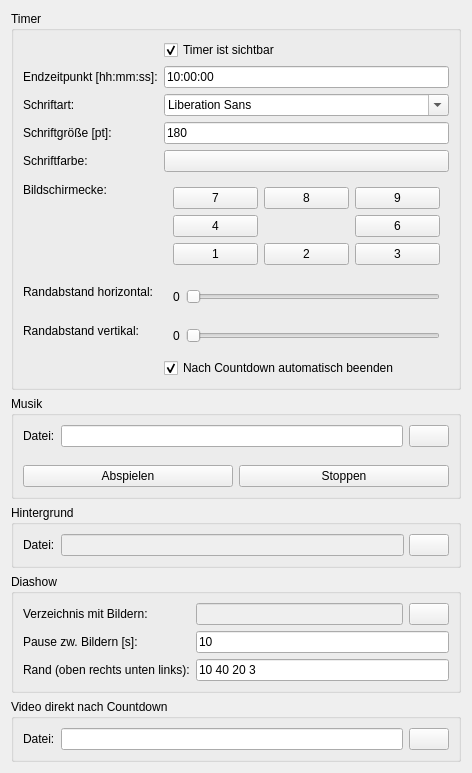
wulmer/CountdownApp, file config.ui: the form before one commit.
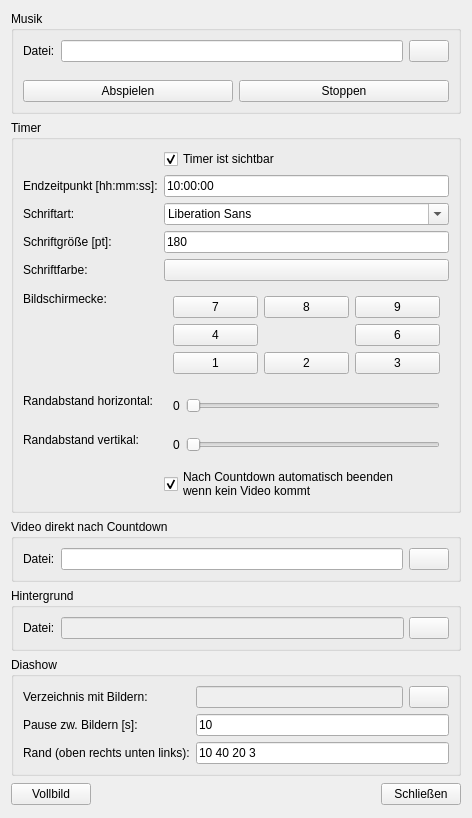
The form after the commit.

The edit to the form file:
```diff
--- a/config.ui
+++ b/config.ui
@@ -7,13 +7,80 @@
     <x>0</x>
     <y>0</y>
     <width>472</width>
-    <height>744</height>
+    <height>818</height>
    </rect>
   </property>
   <property name="windowTitle">
    <string>Countdown Galerie Konfiguration</string>
   </property>
   <layout class="QVBoxLayout" name="verticalLayout_2">
+   <item>
+    <widget class="QGroupBox" name="groupBox_4">
+     <property name="title">
+      <string>Musik</string>
+     </property>
+     <layout class="QVBoxLayout" name="verticalLayout">
+      <property name="spacing">
+       <number>0</number>
+      </property>
+      <property name="leftMargin">
+       <number>0</number>
+      </property>
+      <property name="topMargin">
+       <number>0</number>
+      </property>
+      <property name="rightMargin">
+       <number>0</number>
+      </property>
+      <property name="bottomMargin">
+       <number>0</number>
+      </property>
+      <item>
+       <widget class="QWidget" name="widget_6" native="true">
+        <layout class="QHBoxLayout" name="horizontalLayout_5">
+         <item>
+          <widget class="QLabel" name="label_12">
+           <property name="text">
+            <string>Datei:</string>
+           </property>
+          </widget>
+         </item>
+         <item>
+          <widget class="QLineEdit" name="_music_fn_label"/>
+         </item>
+         <item>
+          <widget class="QPushButton" name="_music_fn_button">
+           <property name="text">
+            <string/>
+           </property>
+          </widget>
+         </item>
+        </layout>
+       </widget>
+      </item>
+      <item>
+       <widget class="QWidget" name="widget_7" native="true">
+        <layout class="QHBoxLayout" name="horizontalLayout_6">
+         <item>
+          <widget class="QPushButton" name="_music_play_button">
+           <property name="text">
+            <string>Abspielen</string>
+           </property>
+          </widget>
+         </item>
+         <item>
+          <widget class="QPushButton" name="_music_stop_button">
+           <property name="text">
+            <string>Stoppen</string>
+           </property>
+          </widget>
+         </item>
+        </layout>
+       </widget>
+      </item>
+     </layout>
+    </widget>
+   </item>
    <item>
     <widget class="QGroupBox" name="groupBox">
      <property name="title">
@@ -221,7 +288,8 @@
       <item row="8" column="1">
        <widget class="QCheckBox" name="_auto_quit_cb">
         <property name="text">
-         <string>Nach Countdown automatisch beenden</string>
+         <string>Nach Countdown automatisch beenden
+wenn kein Video kommt</string>
         </property>
         <property name="checked">
          <bool>true</bool>
@@ -232,67 +300,29 @@
     </widget>
    </item>
    <item>
-    <widget class="QGroupBox" name="groupBox_4">
+    <widget class="QGroupBox" name="groupBox_5">
      <property name="title">
-      <string>Musik</string>
+      <string>Video direkt nach Countdown</string>
      </property>
-     <layout class="QVBoxLayout" name="verticalLayout">
-      <property name="spacing">
-       <number>0</number>
-      </property>
-      <property name="leftMargin">
-       <number>0</number>
-      </property>
-      <property name="topMargin">
-       <number>0</number>
-      </property>
-      <property name="rightMargin">
-       <number>0</number>
-      </property>
-      <property name="bottomMargin">
-       <number>0</number>
-      </property>
+     <layout class="QHBoxLayout" name="horizontalLayout_7">
       <item>
-       <widget class="QWidget" name="widget_6" native="true">
-        <layout class="QHBoxLayout" name="horizontalLayout_5">
-         <item>
-          <widget class="QLabel" name="label_12">
-           <property name="text">
-            <string>Datei:</string>
-           </property>
-          </widget>
-         </item>
-         <item>
-          <widget class="QLineEdit" name="_music_fn_label"/>
-         </item>
-         <item>
-          <widget class="QPushButton" name="_music_fn_button">
-           <property name="text">
-            <string/>
-           </property>
-          </widget>
-         </item>
-        </layout>
+       <widget class="QLabel" name="label_14">
+        <property name="text">
+         <string>Datei:</string>
+        </property>
+        <property name="alignment">
+         <set>Qt::AlignLeading|Qt::AlignLeft|Qt::AlignVCenter</set>
+        </property>
        </widget>
       </item>
       <item>
-       <widget class="QWidget" name="widget_7" native="true">
-        <layout class="QHBoxLayout" name="horizontalLayout_6">
-         <item>
-          <widget class="QPushButton" name="_music_play_button">
-           <property name="text">
-            <string>Abspielen</string>
-           </property>
-          </widget>
-         </item>
-         <item>
-          <widget class="QPushButton" name="_music_stop_button">
-           <property name="text">
-            <string>Stoppen</string>
-           </property>
-          </widget>
-         </item>
-        </layout>
+       <widget class="QLineEdit" name="_vid_fn_label"/>
+      </item>
+      <item>
+       <widget class="QPushButton" name="_vid_fn_button">
+        <property name="text">
+         <string/>
+        </property>
        </widget>
       </item>
      </layout>
@@ -438,25 +468,44 @@
     </widget>
    </item>
    <item>
-    <widget class="QGroupBox" name="groupBox_5">
-     <property name="title">
-      <string>Video direkt nach Countdown</string>
-     </property>
-     <layout class="QHBoxLayout" name="horizontalLayout_7">
+    <widget class="QWidget" name="widget_8" native="true">
+     <layout class="QHBoxLayout" name="horizontalLayout_8">
+      <property name="leftMargin">
+       <number>0</number>
+      </property>
+      <property name="topMargin">
+       <number>0</number>
+      </property>
+      <property name="rightMargin">
+       <number>0</number>
+      </property>
+      <property name="bottomMargin">
+       <number>0</number>
+      </property>
       <item>
-       <widget class="QLabel" name="label_14">
+       <widget class="QPushButton" name="_but_fullscreen">
         <property name="text">
-         <string>Datei:</string>
+         <string>Vollbild</string>
         </property>
        </widget>
       </item>
       <item>
-       <widget class="QLineEdit" name="_vid_fn_label"/>
+       <spacer name="horizontalSpacer">
+        <property name="orientation">
+         <enum>Qt::Horizontal</enum>
+        </property>
+        <property name="sizeHint" stdset="0">
+         <size>
+          <width>40</width>
+          <height>20</height>
+         </size>
+        </property>
+       </spacer>
       </item>
       <item>
-       <widget class="QPushButton" name="_vid_fn_button">
+       <widget class="QPushButton" name="_but_close">
         <property name="text">
-         <string/>
+         <string>Schließen</string>
         </property>
        </widget>
       </item>
```
